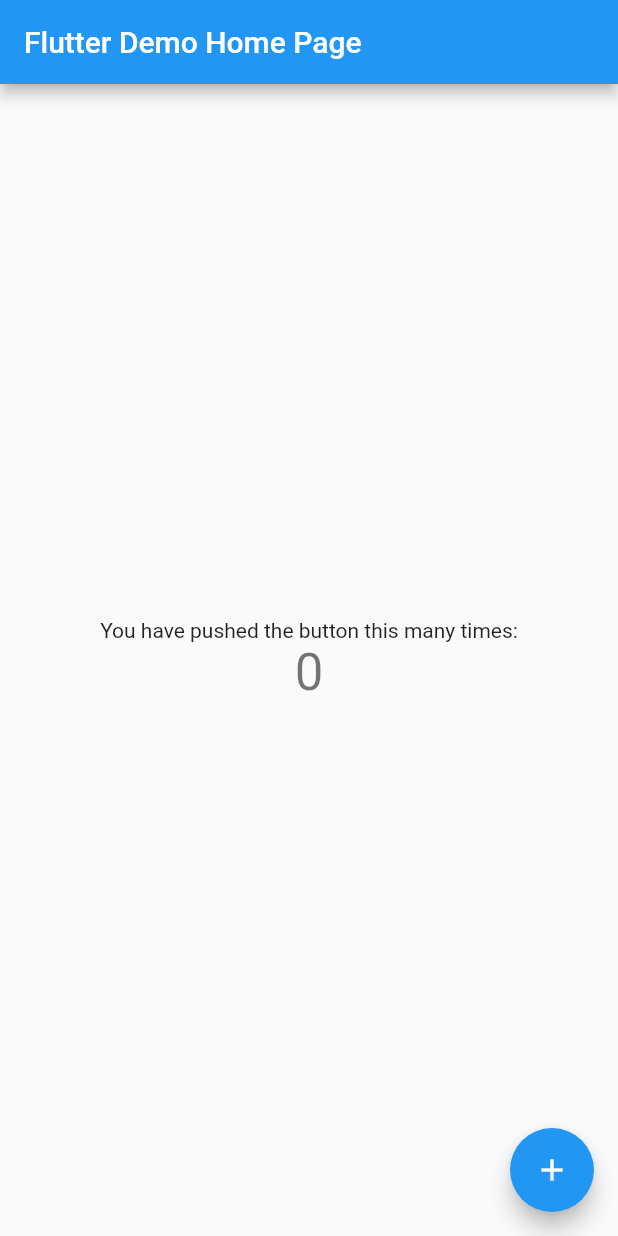
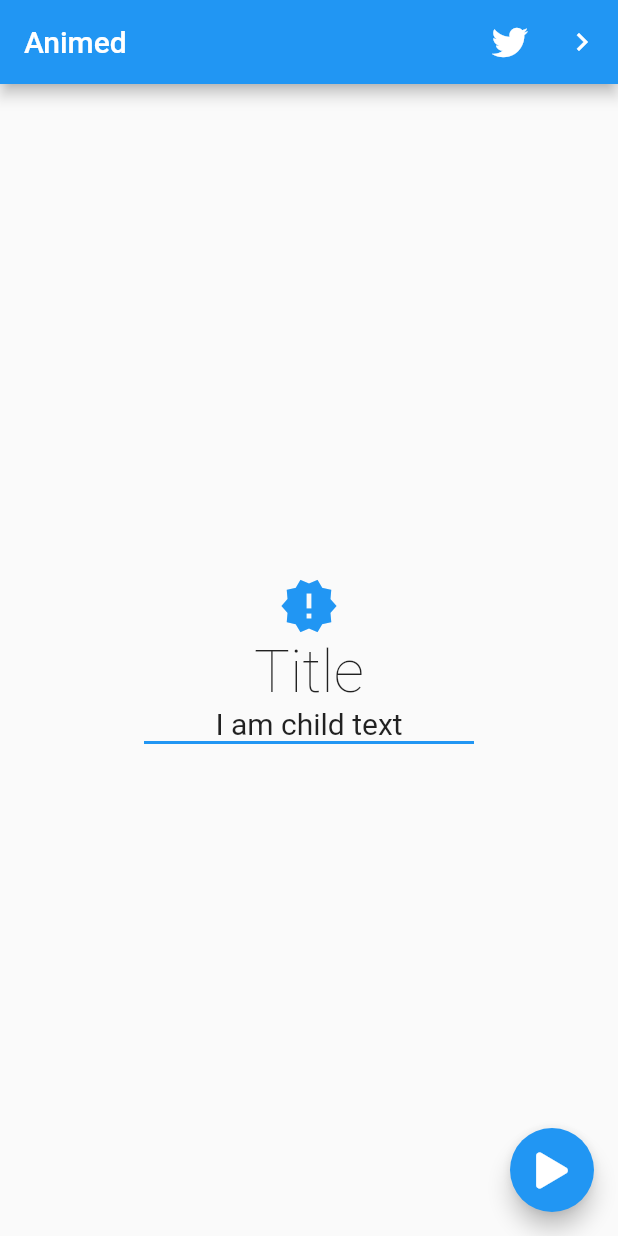
Before and after one commit to goandreus/portrait, a Flutter app: the screen it shows after launch, on a phone screen of 412 x 824 dp. Run offline on Flutter 3.47's test engine with Material 2 defaults, Android fonts, the phone set to English and light mode, and no system bars; our stand-ins replace font_awesome_flutter.

Commit message:
first page design

```diff
--- a/lib/main.dart
+++ b/lib/main.dart
@@ -1,117 +1,15 @@
 import 'package:flutter/material.dart';
+import 'package:portrait/src/pages/page1_page.dart';
 
-void main() {
-  runApp(MyApp());
-}
+void main() => runApp(MyApp());
 
 class MyApp extends StatelessWidget {
-  // This widget is the root of your application.
   @override
   Widget build(BuildContext context) {
     return MaterialApp(
-      title: 'Flutter Demo',
-      theme: ThemeData(
-        // This is the theme of your application.
-        //
-        // Try running your application with "flutter run". You'll see the
-        // application has a blue toolbar. Then, without quitting the app, try
-        // changing the primarySwatch below to Colors.green and then invoke
-        // "hot reload" (press "r" in the console where you ran "flutter run",
-        // or simply save your changes to "hot reload" in a Flutter IDE).
-        // Notice that the counter didn't reset back to zero; the application
-        // is not restarted.
-        primarySwatch: Colors.blue,
-        // This makes the visual density adapt to the platform that you run
-        // the app on. For desktop platforms, the controls will be smaller and
-        // closer together (more dense) than on mobile platforms.
-        visualDensity: VisualDensity.adaptivePlatformDensity,
-      ),
-      home: MyHomePage(title: 'Flutter Demo Home Page'),
+      debugShowCheckedModeBanner: false,
+      title: 'Animated',
+      home: Page1Page(),
     );
   }
 }
-
-class MyHomePage extends StatefulWidget {
-  MyHomePage({Key key, this.title}) : super(key: key);
-
-  // This widget is the home page of your application. It is stateful, meaning
-  // that it has a State object (defined below) that contains fields that affect
-  // how it looks.
-
-  // This class is the configuration for the state. It holds the values (in this
-  // case the title) provided by the parent (in this case the App widget) and
-  // used by the build method of the State. Fields in a Widget subclass are
-  // always marked "final".
-
-  final String title;
-
-  @override
-  _MyHomePageState createState() => _MyHomePageState();
-}
-
-class _MyHomePageState extends State<MyHomePage> {
-  int _counter = 0;
-
-  void _incrementCounter() {
-    setState(() {
-      // This call to setState tells the Flutter framework that something has
-      // changed in this State, which causes it to rerun the build method below
-      // so that the display can reflect the updated values. If we changed
-      // _counter without calling setState(), then the build method would not be
-      // called again, and so nothing would appear to happen.
-      _counter++;
-    });
-  }
-
-  @override
-  Widget build(BuildContext context) {
-    // This method is rerun every time setState is called, for instance as done
-    // by the _incrementCounter method above.
-    //
-    // The Flutter framework has been optimized to make rerunning build methods
-    // fast, so that you can just rebuild anything that needs updating rather
-    // than having to individually change instances of widgets.
-    return Scaffold(
-      appBar: AppBar(
-        // Here we take the value from the MyHomePage object that was created by
-        // the App.build method, and use it to set our appbar title.
-        title: Text(widget.title),
-      ),
-      body: Center(
-        // Center is a layout widget. It takes a single child and positions it
-        // in the middle of the parent.
-        child: Column(
-          // Column is also a layout widget. It takes a list of children and
-          // arranges them vertically. By default, it sizes itself to fit its
-          // children horizontally, and tries to be as tall as its parent.
-          //
-          // Invoke "debug painting" (press "p" in the console, choose the
-          // "Toggle Debug Paint" action from the Flutter Inspector in Android
-          // Studio, or the "Toggle Debug Paint" command in Visual Studio Code)
-          // to see the wireframe for each widget.
-          //
-          // Column has various properties to control how it sizes itself and
-          // how it positions its children. Here we use mainAxisAlignment to
-          // center the children vertically; the main axis here is the vertical
-          // axis because Columns are vertical (the cross axis would be
-          // horizontal).
-          mainAxisAlignment: MainAxisAlignment.center,
-          children: <Widget>[
-            Text(
-              'You have pushed the button this many times:',
-            ),
-            Text(
-              '$_counter',
-              style: Theme.of(context).textTheme.headline4,
-            ),
-          ],
-        ),
-      ),
-      floatingActionButton: FloatingActionButton(
-        onPressed: _incrementCounter,
-        tooltip: 'Increment',
-        child: Icon(Icons.add),
-      ), // This trailing comma makes auto-formatting nicer for build methods.
-    );
-  }
-}
--- /dev/null
+++ b/lib/src/pages/page1_page.dart
@@ -0,0 +1,47 @@
+import 'package:flutter/material.dart';
+import 'package:font_awesome_flutter/font_awesome_flutter.dart';
+
+
+
+class Page1Page extends StatelessWidget {
+  const Page1Page({Key key}) : super(key: key);
+
+  @override
+  Widget build(BuildContext context) {
+    return Scaffold(
+      appBar: AppBar(
+        title: Text('Animed'),
+        actions: <Widget>[
+          IconButton(
+            icon: FaIcon(FontAwesomeIcons.twitter),
+            onPressed: (){},
+          ),
+          IconButton(
+            icon: Icon(Icons.navigate_next),
+            onPressed: (){},
+          ),
+        ],
+      ),
+      floatingActionButton: FloatingActionButton(
+        child: FaIcon(FontAwesomeIcons.play),
+        onPressed: (){},
+      ),
+
+      body: Center(
+        child: Column(
+          mainAxisAlignment: MainAxisAlignment.center,
+          children: <Widget>[
+            Icon(Icons.new_releases, color: Colors.blue, size:40),
+            Text('Title', style: TextStyle(fontSize: 40, fontWeight: FontWeight.w200 ),),
+            Text('I am child text', style: TextStyle(fontSize: 20, fontWeight: FontWeight.w400),),
+            Container(
+              width: 220,
+              height: 2,
+              color: Colors.blue,
+            )
+          ],
+        ),
+      ),
+    );
+  }
+}
--- a/pubspec.yaml
+++ b/pubspec.yaml
@@ -28,6 +28,8 @@ dependencies:
   # The following adds the Cupertino Icons font to your application.
   # Use with the CupertinoIcons class for iOS style icons.
   cupertino_icons: ^0.1.3
+  animate_do:
+  font_awesome_flutter:
 
 dev_dependencies:
   flutter_test:
```
Also changed, not shown: pubspec.lock.
